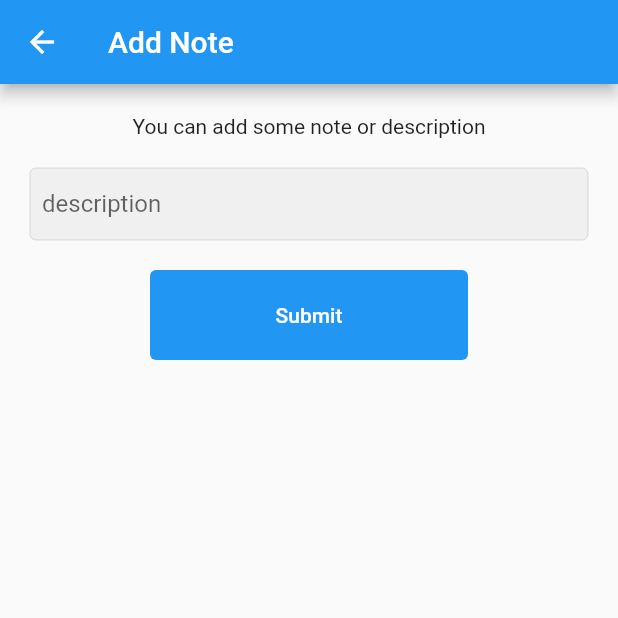
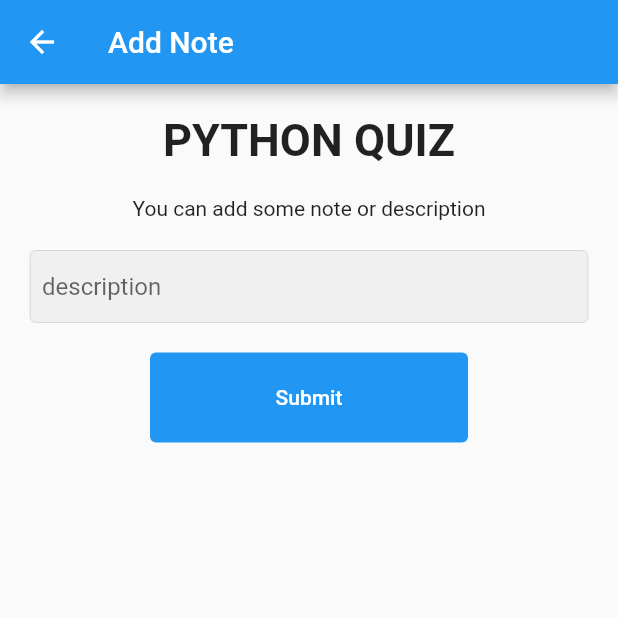
Before and after one commit to vipinRohilla/quiz_demo, a Flutter app: the screen it shows after launch, after a tap on "PYTHON", on a phone screen of 412 x 824 dp, the top half of it. Run offline on Flutter 3.47's test engine with Material 2 defaults, Android fonts, the light colour scheme and no system bars; our stand-ins replace animated_text_kit, cloud_firestore, firebase_core, get, internet_connection_checker, percent_indicator and 1 more; accounts and stored records are empty.

Commit message:
fixed bugs

```diff
--- a/lib/main.dart
+++ b/lib/main.dart
@@ -1,25 +1,37 @@
 import 'package:firebase_core/firebase_core.dart';
 import 'package:flutter/material.dart';
+import 'package:provider/provider.dart';
+import 'package:quiz_application/notifiers/internet_notifiers.dart';
+import 'package:quiz_application/screens/internet_connection.dart';
 import 'package:quiz_application/screens/splash_screen.dart';
 
 void main() async {
   WidgetsFlutterBinding.ensureInitialized();
   await Firebase.initializeApp();
-  runApp(const MyApp());
+  runApp(MultiProvider(
+    providers: [
+      ChangeNotifierProvider(create: (_) => INTERNET())
+    ],
+    child: const MyApp()));
 }
 
 class MyApp extends StatelessWidget {
   const MyApp({Key? key}) : super(key: key);
-
   @override
   Widget build(BuildContext context) {
+    INTERNET net = Provider.of<INTERNET>(context);
+    net.checkInternetConnectivity();
+    // print("Internet Connection : " + net.hasInternet.toString());
     return MaterialApp(
       debugShowCheckedModeBanner: false,
       title: 'Quiz App',
       theme: ThemeData(
         primarySwatch: Colors.blue,
       ),
-      home: const SplashScreen()
+      home:
+         net.hasInternet ?
+      const SplashScreen()
+      : const InternetConnection()
     );
   }
 }
--- a/lib/model/choice_button_model.dart
+++ b/lib/model/choice_button_model.dart
@@ -5,7 +5,7 @@ class ChoiceButtonModel {
   Color color;
   List mydata;
   Function checkAnswer;
-  int i;
+  int currentQuestion;
   Map<String, dynamic> buttonColor;
 
   ChoiceButtonModel(
@@ -13,6 +13,6 @@ class ChoiceButtonModel {
       required this.color,
       required this.mydata,
       required this.checkAnswer,
-      required this.i,
+      required this.currentQuestion,
       required this.buttonColor});
 }
--- /dev/null
+++ b/lib/model/user_model.dart
@@ -0,0 +1,9 @@
+class User{
+  String description;
+
+  User({required this.description});
+
+  Map<String, dynamic> toJson() => {
+    'description' : description
+  };
+}
--- /dev/null
+++ b/lib/notifiers/internet_notifiers.dart
@@ -0,0 +1,17 @@
+import 'package:flutter/material.dart';
+import 'package:internet_connection_checker/internet_connection_checker.dart';
+
+class INTERNET with ChangeNotifier{
+  bool _hasInternet = false;
+
+  bool get hasInternet => _hasInternet;
+
+  void checkInternetConnectivity() {
+      InternetConnectionChecker().onStatusChange.listen((status) {
+        final hasInternet = status == InternetConnectionStatus.connected;
+        _hasInternet = hasInternet;
+          notifyListeners();
+    });
+  }
+
+}
--- a/lib/screens/add_note.dart
+++ b/lib/screens/add_note.dart
@@ -1,6 +1,7 @@
 import 'package:cloud_firestore/cloud_firestore.dart';
 import 'package:flutter/material.dart';
 import 'package:quiz_application/global/global_variables.dart';
+import 'package:quiz_application/model/user_model.dart';
 import 'package:quiz_application/screens/get_json.dart';
 import 'package:quiz_application/widgets/alert_box.dart';
 
@@ -38,6 +39,15 @@ class _AddNoteState extends State<AddNote> {
           const SizedBox(
             height: 20,
           ),
+          Text(widget.json.toUpperCase() + " QUIZ",
+          style: const TextStyle(
+            fontWeight: FontWeight.bold,
+            fontSize: 30
+          ),
+          ),
+          const SizedBox(
+            height: 20,
+          ),
           const Text(
             "You can add some note or description",
             textAlign: TextAlign.left,
@@ -71,7 +81,9 @@ class _AddNoteState extends State<AddNote> {
                 foregroundColor: MaterialStateProperty.all(Colors.white),
               ),
               onPressed: () async {
-                if (_description.text == "") {
+
+                //taking care of the empty description and description with blank spaces only
+                if (_description.text.trim().isEmpty) {
                   return showAlertBox(
                       "Alert", "Please fill the text field", context);
                   // ScaffoldMessenger.of(context).showSnackBar(
@@ -81,10 +93,12 @@ class _AddNoteState extends State<AddNote> {
                   setState(() {
                     _isLoading = true;
                   });
-                  Map<String, dynamic> data = {
-                    "description": _description.text
-                  };
-                  await FirebaseFirestore.instance.collection("post").add(data);
+
+                  //storing the value of description in user_model and then converting it to json using custom toJson method
+                  User user = User(description: _description.text);
+                  await FirebaseFirestore.instance.collection("post").add(user.toJson());
+
+                  //stopping the loading
                   setState(() {
                     _isLoading = false;
                     // Navigator.of(context).pushReplacement(
@@ -92,20 +106,26 @@ class _AddNoteState extends State<AddNote> {
                     //     builder: (context) => GetJson(myJson: widget.json),
                     //   ),
                     // );
+
+                    //if loading stops it will redirect you to the QuizScreen
                     navigateToTheOtherScreen(
                         context, GetJson(myJson: widget.json));
                   });
                 }
               },
+
+              //if loading is true it will show circularIndicator otherwise it will show Submit text on
               child: _isLoading == true
-                  ? Container(
+                  ?
+                  Container(
                       height: 60,
                       alignment: Alignment.center,
                       child: const Center(
                         child: CircularProgressIndicator(color: Colors.white),
                       ),
                     )
-                  : const Text("Submit"))
+                  :
+                  const Text("Submit"))
         ],
       ),
     );
--- a/lib/screens/get_json.dart
+++ b/lib/screens/get_json.dart
@@ -19,7 +19,7 @@ class GetJson extends StatelessWidget {
 
         if (snapshot.hasError) {
           return const Center(
-            child: Text('error fetch'),
+            child: Text('error fetch')
           );
         }
 
--- a/lib/screens/home_screen.dart
+++ b/lib/screens/home_screen.dart
@@ -12,7 +12,7 @@ import 'package:quiz_application/widgets/custom_card.dart';
 class HomeScreen extends StatelessWidget {
   HomeScreen({Key? key}) : super(key: key);
 
-  final List _topics = ["python", "science", "javascript", "c++"];
+  final List _listOftopics = ["python", "science", "javascript", "c++"];
 
   @override
   Widget build(BuildContext context) {
@@ -26,9 +26,9 @@ class HomeScreen extends StatelessWidget {
         elevation: 0.2,
       ),
       body: ListView.builder(
-          itemCount: _topics.length,
+          itemCount: _listOftopics.length,
           itemBuilder: (context, index) {
-            return CustomCard(languageName: _topics[index], context: context);
+            return CustomCard(languageName: _listOftopics[index], context: context);
             // customCard(_topics[index], context);
           }),
     );
--- /dev/null
+++ b/lib/screens/internet_connection.dart
@@ -0,0 +1,31 @@
+import 'package:flutter/material.dart';
+
+class InternetConnection extends StatelessWidget {
+  const InternetConnection({ Key? key }) : super(key: key);
+
+  @override
+  Widget build(BuildContext context) {
+    return Scaffold(
+         backgroundColor: const Color.fromARGB(255, 255, 128, 238),
+        body:  Column(
+          mainAxisAlignment: MainAxisAlignment.center,
+          children: const [
+            Center(
+              child: Text("Checking Internet...",
+              style: TextStyle(
+                fontWeight: FontWeight.bold,
+                fontSize: 25
+              ),
+              ),
+            ),
+            SizedBox(
+              height: 50,
+            ),
+            Center(
+              child: CircularProgressIndicator(
+                color: Colors.white,
+              ),),
+          ],
+        ));
+  }
+}
--- a/lib/widgets/list_view_builder.dart
+++ b/lib/widgets/list_view_builder.dart
@@ -8,11 +8,12 @@ class MyListViewBuilder extends StatelessWidget {
   @override
   Widget build(BuildContext context) {
     return ListView.builder(
+        shrinkWrap: true,
         itemCount: timings.length / 2 ~/1,
         itemBuilder: (context, index) => ListTile(
               title: Text('Question ${startingIndex + index+1}'),
               trailing: Text(
-                '${timings[startingIndex+index] * 10} sec',
+                '${timings[startingIndex+index] * 10~/1} sec',
                 style: const TextStyle(fontWeight: FontWeight.bold),
               ),
             ));
--- a/pubspec.yaml
+++ b/pubspec.yaml
@@ -29,6 +29,7 @@ environment:
 dependencies:
   animated_text_kit: ^4.2.1
   cloud_firestore: ^3.1.10
+  connectivity_plus: ^2.2.1
   cupertino_icons: ^1.0.2
   firebase_core: ^1.13.1
   firebase_storage: ^10.2.9
@@ -36,6 +37,8 @@ dependencies:
     sdk: flutter
   get: ^4.6.1
   image_picker: ^0.8.4+11
+  internet_connection_checker: ^0.0.1+3
+  overlay_support: ^1.2.1
   percent_indicator: ^4.0.0
   provider: ^6.0.2
   video_player: ^2.3.0
```
Also changed, not shown: assets/javascript.json (added, +88 -0 lines), lib/global/global_variables.dart (+10 -2 lines), lib/screens/quiz_screen.dart (+53 -22 lines), lib/screens/result_screen.dart (+12 -7 lines), lib/widgets/choice_button.dart (+79 -12 lines), lib/widgets/circular_percent_indicator.dart (+14 -4 lines), pubspec.lock, 3 other files.
